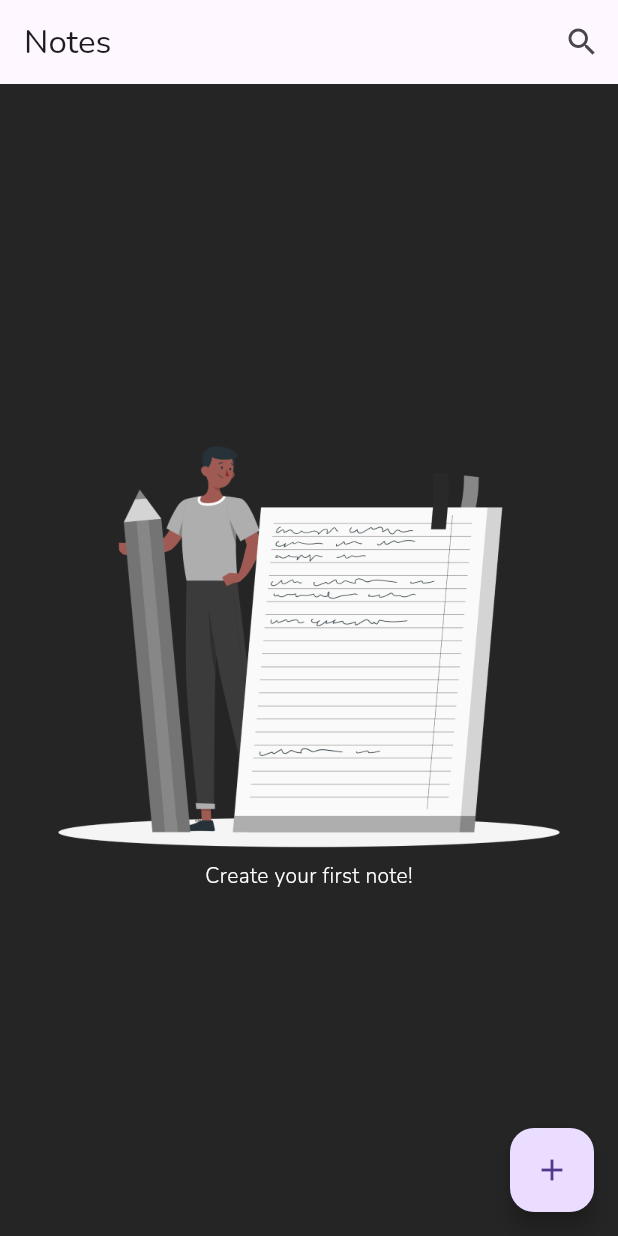
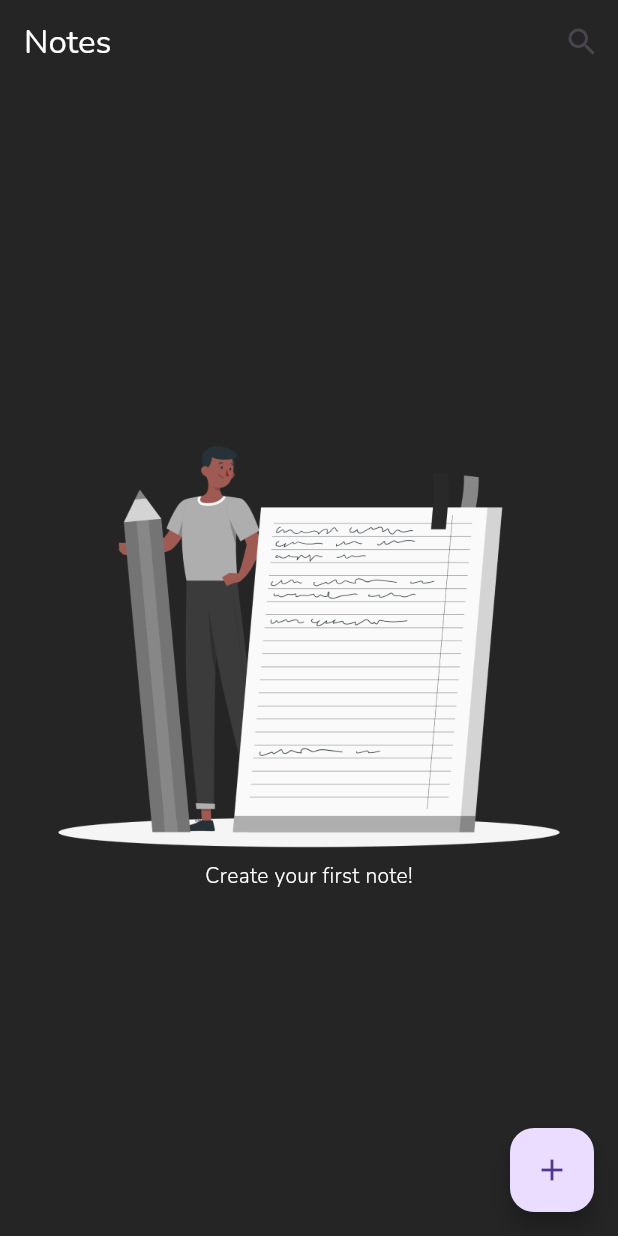
Before and after one commit to LammPhan/SimpleNote, a Flutter app: the screen it shows after launch, on a phone screen of 412 x 824 dp. Run offline on Flutter 3.47's test engine with Material 3 defaults, Android fonts, the phone set to English and light mode, and no system bars; our stand-ins replace floor, google_fonts, sqflite; missing offline and left inert: shorebird_code_push; accounts and stored records are empty; generated files the repository leaves out were written again; project files that could hold a hidden picture were left out.

Commit message:
config ios

```diff
--- a/modules/note/lib/home/event_list_screen.dart
+++ b/modules/note/lib/home/event_list_screen.dart
@@ -70,9 +70,13 @@ class _EventListScreenState extends State<EventListScreen> {
     return Scaffold(
       backgroundColor: Color(0xff252525),
       appBar: AppBar(
-        title: Text(
-          'Notes',
-          style: GoogleFonts.nunito(),
+        backgroundColor: Color(0xff252525),
+        title: Container(
+          alignment: Alignment.centerLeft,
+          child: Text(
+            'Notes',
+            style: GoogleFonts.nunito(color: Colors.white),
+          ),
         ),
         actions: [
           IconButton(
--- a/modules/note/lib/main.dart
+++ b/modules/note/lib/main.dart
@@ -1,4 +1,5 @@
 import 'package:flutter/material.dart';
+import 'package:flutter/services.dart';
 import 'package:note/database/database.dart';
 import 'package:note/home/event_list_screen.dart';
 
--- a/pubspec.yaml
+++ b/pubspec.yaml
@@ -16,7 +16,7 @@ publish_to: 'none' # Remove this line if you wish to publish to pub.dev
 # https://developer.apple.com/library/archive/documentation/General/Reference/InfoPlistKeyReference/Articles/CoreFoundationKeys.html
 # In Windows, build-name is used as the major, minor, and patch parts
 # of the product and file versions while build-number is used as the build suffix.
-version: 1.0.0+1
+version: 1.0.0+2
 
 environment:
   sdk: '>=3.1.5 <4.0.0'
@@ -38,7 +38,9 @@ dependencies:
 
   note:
     path: ./modules/note
-
+dependency_overrides:
+  sqflite_common_ffi: 2.1.1+1
+  sqflite: 2.3.0
 dev_dependencies:
   flutter_test:
     sdk: flutter
```
Also changed, not shown: modules/note/pubspec.lock, pubspec.lock, 7 other files.
